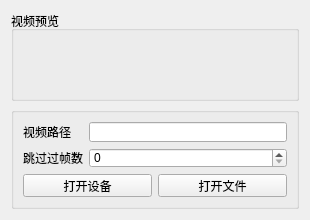
Old version of the form tools/video_compare/video_pre_settings.ui in the repository xiaoqinxing/ImageTools.
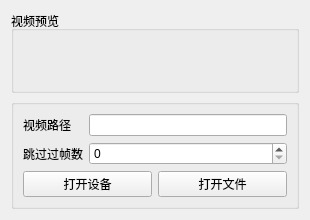
New version of the form.

The edit to the form file:
```diff
--- a/tools/video_compare/video_pre_settings.ui
+++ b/tools/video_compare/video_pre_settings.ui
@@ -55,7 +55,7 @@
               <property name="maximumSize">
                <size>
                 <width>16777215</width>
-                <height>20</height>
+                <height>16777215</height>
                </size>
               </property>
               <property name="text">
@@ -68,7 +68,7 @@
               <property name="maximumSize">
                <size>
                 <width>16777215</width>
-                <height>20</height>
+                <height>16777215</height>
                </size>
               </property>
              </widget>
@@ -78,7 +78,7 @@
               <property name="maximumSize">
                <size>
                 <width>16777215</width>
-                <height>20</height>
+                <height>16777215</height>
                </size>
               </property>
               <property name="text">
@@ -91,7 +91,7 @@
               <property name="maximumSize">
                <size>
                 <width>16777215</width>
-                <height>20</height>
+                <height>16777215</height>
                </size>
               </property>
               <property name="maximum">
@@ -111,7 +111,7 @@
               <property name="maximumSize">
                <size>
                 <width>16777215</width>
-                <height>23</height>
+                <height>16777215</height>
                </size>
               </property>
               <property name="text">
@@ -124,7 +124,7 @@
               <property name="maximumSize">
                <size>
                 <width>16777215</width>
-                <height>23</height>
+                <height>16777215</height>
                </size>
               </property>
               <property name="text">
```
